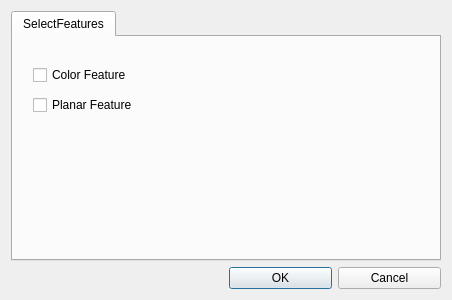
Old version of the form QTInterface/DisplayOptionsSettingDialog.ui in the repository chiyueOfgit/SmartObliquePhotography.
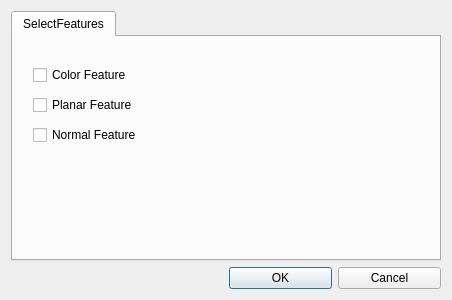
New version of the form.

What changed in the file:
```diff
--- a/QTInterface/DisplayOptionsSettingDialog.ui
+++ b/QTInterface/DisplayOptionsSettingDialog.ui
@@ -67,6 +67,19 @@
         <string>Planar Feature</string>
        </property>
       </widget>
+      <widget class="QCheckBox" name="NormalFeatureCheckBox">
+       <property name="geometry">
+        <rect>
+         <x>20</x>
+         <y>90</y>
+         <width>111</width>
+         <height>16</height>
+        </rect>
+       </property>
+       <property name="text">
+        <string>Normal Feature</string>
+       </property>
+      </widget>
      </widget>
     </widget>
    </item>
```
